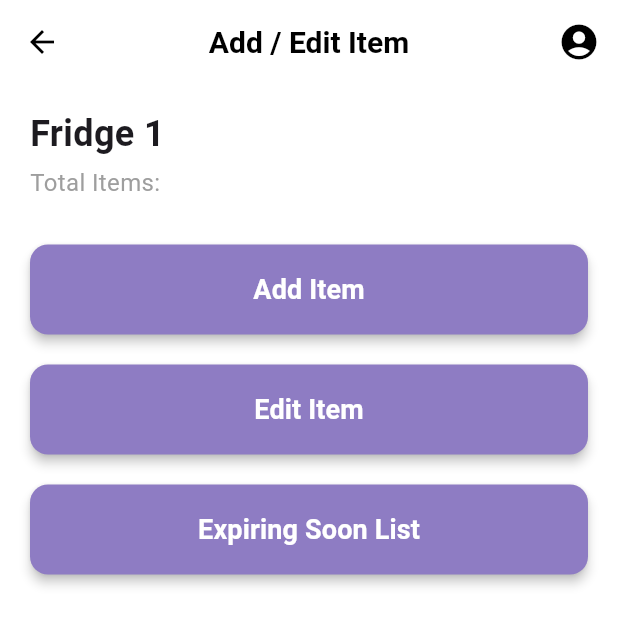
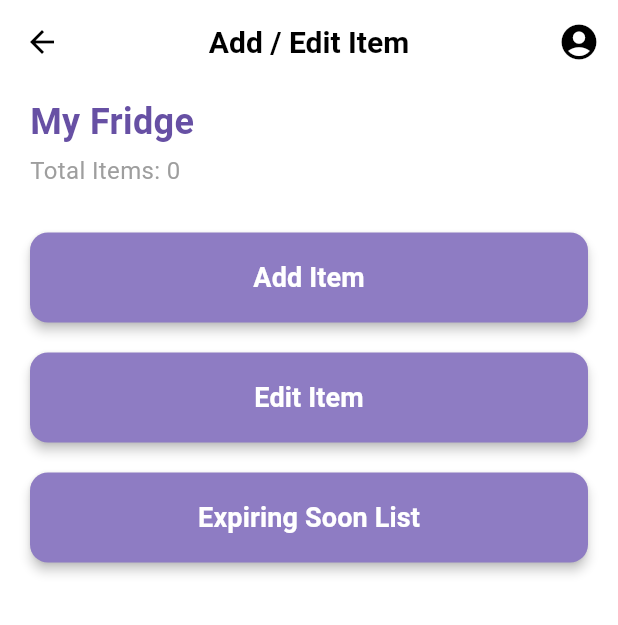
Before and after one commit to idilbyr/cs310-project, a Flutter app: the AddEditHomeScreen screen opened by its route, on a phone screen of 412 x 824 dp. Shown: the top 625 px of the screen. Run offline on Flutter 3.47's test engine with Material 3 defaults, Android fonts, the phone set to English and light mode, and no system bars; our stand-ins replace cloud_firestore, firebase_auth, firebase_core, flutter_dotenv, shared_preferences; accounts and stored records are empty.

Commit message:
added new provider to hold name across all screens for each fridge name. now user can create different fridges and each fridge has its own database for food items. Also removed other option from add item screen for consistency.

```diff
--- a/lib/main.dart
+++ b/lib/main.dart
@@ -5,6 +5,7 @@ import 'firebase_options.dart';
 import 'package:provider/provider.dart';
 import 'providers/theme__provider.dart';
 import 'providers/auth_providers.dart';
+import 'providers/fridge_provider.dart';
 import 'screens/about_screen.dart';
 import 'screens/create_fridge_screen.dart';
 import 'screens/login_page.dart';
@@ -32,6 +33,7 @@ void main() async {
       providers: [
         ChangeNotifierProvider(create: (_) => ThemeProvider()),
         ChangeNotifierProvider(create: (_) => AuthProvider()),
+        ChangeNotifierProvider(create: (_) => FridgeProvider()),
       ],
       child: const MyApp(),
     ),
--- a/lib/models/food_model.dart
+++ b/lib/models/food_model.dart
@@ -11,6 +11,7 @@ class FoodModel {
     final DateTime expirationDate;
     // setup requirements
     final String createdBy;
+    final String? fridgeId;
     final Timestamp createdAt;
 
     FoodModel({
@@ -23,6 +24,7 @@ class FoodModel {
         required this.notes,
         required this.expirationDate,
         required this.createdBy,
+        this.fridgeId,
         required this.createdAt,
     });
 
@@ -39,6 +41,7 @@ class FoodModel {
             notes: data['notes'] ?? '',
             expirationDate: (data['expirationDate'] as Timestamp).toDate(),
             createdBy: data['createdBy'] ?? '',
+            fridgeId: data['fridgeId'],
             createdAt: data['createdAt'] ?? Timestamp.now(),
         );
     }
--- /dev/null
+++ b/lib/models/fridge_model.dart
@@ -0,0 +1,45 @@
+import 'package:cloud_firestore/cloud_firestore.dart';
+
+class FridgeModel {
+  final String id;
+  final String name;
+  final String description;
+  final String icon;
+  final String createdBy;
+  final List<String> members;
+  final DateTime createdAt;
+
+  FridgeModel({
+    required this.id,
+    required this.name,
+    required this.description,
+    required this.icon,
+    required this.createdBy,
+    required this.members,
+    required this.createdAt,
+  });
+
+  factory FridgeModel.fromSnapshot(DocumentSnapshot doc) {
+    final data = doc.data() as Map<String, dynamic>;
+    return FridgeModel(
+      id: doc.id,
+      name: data['name'] ?? '',
+      description: data['description'] ?? '',
+      icon: data['icon'] ?? 'Default',
+      createdBy: data['createdBy'] ?? '',
+      members: List<String>.from(data['members'] ?? []),
+      createdAt: (data['createdAt'] as Timestamp?)?.toDate() ?? DateTime.now(),
+    );
+  }
+
+  Map<String, dynamic> toMap() {
+    return {
+      'name': name,
+      'description': description,
+      'icon': icon,
+      'createdBy': createdBy,
+      'members': members,
+      'createdAt': Timestamp.fromDate(createdAt),
+    };
+  }
+}
--- /dev/null
+++ b/lib/providers/fridge_provider.dart
@@ -0,0 +1,18 @@
+import 'package:flutter/material.dart';
+import '../models/fridge_model.dart';
+
+class FridgeProvider with ChangeNotifier {
+  FridgeModel? _selectedFridge;
+
+  FridgeModel? get selectedFridge => _selectedFridge;
+
+  void selectFridge(FridgeModel fridge) {
+    _selectedFridge = fridge;
+    notifyListeners();
+  }
+
+  void clearSelectedFridge() {
+    _selectedFridge = null;
+    notifyListeners();
+  }
+}
--- a/lib/screens/add_edit_item_screen.dart
+++ b/lib/screens/add_edit_item_screen.dart
@@ -1,114 +1,122 @@
 import 'package:flutter/material.dart';
-import 'package:fridge_note/screens/fridge_overview_screen.dart';
+import 'package:firebase_auth/firebase_auth.dart';
+import 'package:provider/provider.dart';
 import 'add_item_screen.dart';
-import 'edit_item_screen.dart';
 import 'expiring_soon_screen.dart';
-import 'detailed_category_screen.dart';
-import '../main.dart';
+import '../services/firestore_services.dart';
+import '../models/food_model.dart';
+import 'fridge_overview_screen.dart';
+import '../providers/fridge_provider.dart';
 
 class AddEditHomeScreen extends StatelessWidget {
   static const routeName = '/add_edit_item';
+
+
   const AddEditHomeScreen({super.key});
 
   @override
   Widget build(BuildContext context) {
+    final user = FirebaseAuth.instance.currentUser;
+    final fridgeProvider = Provider.of<FridgeProvider>(context);
+    final fridgeId = fridgeProvider.selectedFridge?.id;
+    final fridgeName = fridgeProvider.selectedFridge?.name ?? "My Fridge";
+
     return Scaffold(
-      // backgroundColor: Colors.white, // Removed
       appBar: AppBar(
         leading: IconButton(
           icon: const Icon(Icons.arrow_back),
             onPressed: () {
-            Navigator.push(
-              context,
-              MaterialPageRoute(builder: (context) => const FridgeOverviewScreen()),
-            );
+              Navigator.pop(context);
             },
           ),
-        // bacgroundcolor adjusted for theme
         elevation: 0,
         title: const Text(
           "Add / Edit Item",
-          style: TextStyle(
-            // adjusted for theme
-            fontWeight: FontWeight.bold,
-          ),
+          style: TextStyle(fontWeight: FontWeight.bold),
         ),
         centerTitle: true,
         actions: const [
           Padding(
             padding: EdgeInsets.only(right: 12),
-            child: Icon(Icons.account_circle, size: 28), // Removed color
+            child: Icon(Icons.account_circle, size: 28),
           ),
         ],
       ),
-
       body: Padding(
         padding: const EdgeInsets.symmetric(horizontal: 20, vertical: 8),
         child: Column(
           crossAxisAlignment: CrossAxisAlignment.start,
           children: [
-
-            const SizedBox(height: 8),
-
-            // fridge title
-            const Text(
-              "Fridge 1",
-              style: TextStyle(
+            Text(
+              fridgeName,
+              style: const TextStyle(
                 fontSize: 24,
                 fontWeight: FontWeight.bold,
-                // remove the black pls
+                color: Color(0xFF6750A4), // trying this purple color
               ),
             ),
             const SizedBox(height: 4),
 
-            // total items
-            const Text(
-              "Total Items:",
-              style: TextStyle(
+            // Total Items count
+            StreamBuilder<List<FoodModel>>(
+              stream: fridgeId != null
+                  ? FirestoreService().getFoodsForFridge(fridgeId)
+                  : (user != null
+                  ? FirestoreService().getFoods(user.uid)
+                  : const Stream.empty()),
+              builder: (context, snapshot) {
+                final count = snapshot.data?.length ?? 0;
+                return Text(
+                  "Total Items: $count",
+                  style: const TextStyle(
                     fontSize: 16,
                     color: Colors.grey,
                   ),
+                );
+              },
             ),
+
             const SizedBox(height: 30),
 
-            // add item
+            // Add Item Button
             _buildMainButton(
               context,
               label: "Add Item",
               onTap: () {
                 Navigator.push(
                   context,
-                  MaterialPageRoute(builder: (context) => const AddItemScreen()),
+                  MaterialPageRoute(
+                    builder: (context) => AddItemScreen(fridgeId: fridgeId),
+                  ),
                 );
               },
             ),
             const SizedBox(height: 20),
 
-            // edit item
+            // Edit Item Button
             _buildMainButton(
               context,
               label: "Edit Item",
               onTap: () {
                 ScaffoldMessenger.of(context).showSnackBar(
-                  const SnackBar(content: Text('Please select an item from the fridge list to edit.')),
-                );
-                Navigator.pushAndRemoveUntil(
-                  context,
-                  MaterialPageRoute(builder: (context) => const FridgeOverviewScreen()),
-                  (route) => false,
+                  const SnackBar(
+                    content: Text('Please select an item from the fridge list to edit.'),
+                  ),
                 );
               },
             ),
             const SizedBox(height: 20),
 
-            // expring soon
+            // Expiring Soon Button
             _buildMainButton(
               context,
               label: "Expiring Soon List",
               onTap: () {
                 Navigator.push(
                   context,
-                  MaterialPageRoute(builder: (context) => const ExpiringSoonScreen()),
+                  MaterialPageRoute(
+                    builder: (context) => ExpiringSoonScreen(fridgeId: fridgeId),
+                  ),
                 );
               },
             ),
```
Also changed, not shown: lib/screens/add_item_screen.dart (+12 -4 lines), lib/screens/create_fridge_screen.dart (+46 -8 lines), lib/screens/expiring_soon_screen.dart (+7 -3 lines), lib/screens/fridge_overview_screen.dart (+62 -11 lines), lib/screens/home_screen.dart (+39 -8 lines), lib/services/firestore_services.dart (+57 -1 lines). Lines whose indentation alone changed are shown as unchanged.
